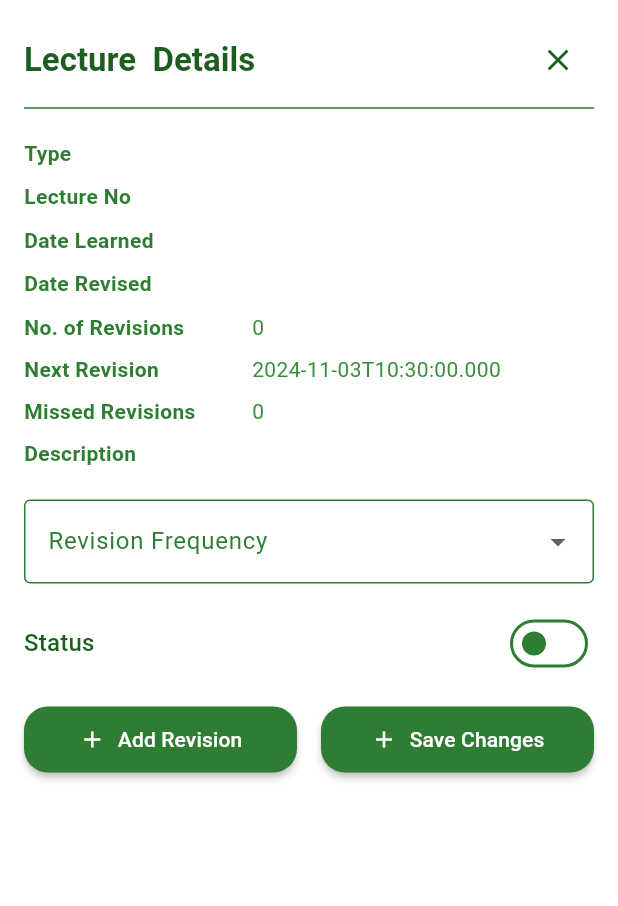
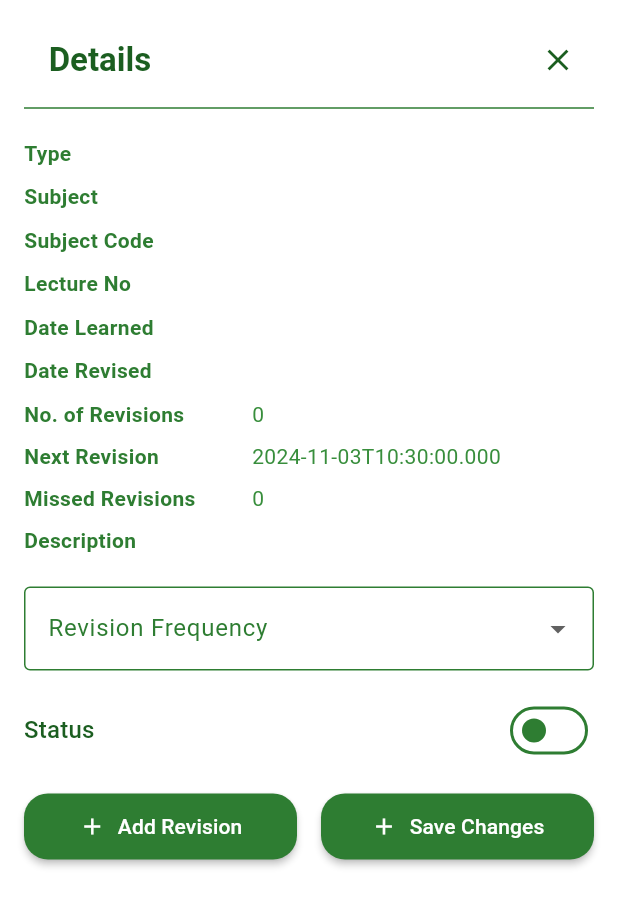
Before and after one commit to imnexerio/revix, a Flutter app: the LectureDetailsModal widget shown alone on an empty page, opened directly with empty values, on a phone screen of 412 x 824 dp. Shown: the top 906 px of the screen. Run offline on Flutter 3.47's test engine with Material 3 defaults, Android fonts, the phone set to English and light mode, and no system bars; our stand-ins replace firebase_auth, firebase_core, firebase_database, fl_chart, lottie, shared_preferences; accounts and stored records are empty; generated files the repository leaves out were written again.

Commit message:
details added

```diff
--- a/lib/SchedulePage/ScheduleTable.dart
+++ b/lib/SchedulePage/ScheduleTable.dart
@@ -38,6 +38,7 @@ class ScheduleTable extends StatelessWidget {
                   DataColumn(label: Text('Subject Code', style: TextStyle(color: Theme.of(context).textTheme.bodyLarge?.color))),
                   DataColumn(label: Text('Lecture No', style: TextStyle(color: Theme.of(context).textTheme.bodyLarge?.color))),
                   DataColumn(label: Text('Date Scheduled', style: TextStyle(color: Theme.of(context).textTheme.bodyLarge?.color))),
+                  DataColumn(label: Text('Date Learnt', style: TextStyle(color: Theme.of(context).textTheme.bodyLarge?.color))),
                 ],
                 rows: records.map((record) {
                   return DataRow(
@@ -46,6 +47,7 @@ class ScheduleTable extends StatelessWidget {
                       DataCell(Text(record['subject_code'], style: TextStyle(color: Theme.of(context).textTheme.bodyLarge?.color))),
                       DataCell(Text(record['lecture_no'], style: TextStyle(color: Theme.of(context).textTheme.bodyLarge?.color))),
                       DataCell(Text(record['date_scheduled'], style: TextStyle(color: Theme.of(context).textTheme.bodyLarge?.color))),
+                      DataCell(Text(record['date_learnt'], style: TextStyle(color: Theme.of(context).textTheme.bodyLarge?.color))),
                     ],
                     onSelectChanged: (_) => onSelect(context, record),
                   );
--- a/lib/widgets/LectureDetailsModal.dart
+++ b/lib/widgets/LectureDetailsModal.dart
@@ -51,7 +51,7 @@ class _LectureDetailsModalState extends State<LectureDetailsModal> {
               mainAxisAlignment: MainAxisAlignment.spaceBetween,
               children: [
                 Text(
-                  'Lecture ${widget.lectureNo} Details',
+                  '${widget.selectedSubject} ${widget.selectedSubjectCode} ${widget.lectureNo} Details',
                   style: Theme.of(context).textTheme.titleLarge,
                 ),
                 IconButton(
@@ -68,6 +68,8 @@ class _LectureDetailsModalState extends State<LectureDetailsModal> {
                   crossAxisAlignment: CrossAxisAlignment.start,
                   children: [
                     DetailRow(label: "Type", value: widget.details['lecture_type']),
+                    DetailRow(label: "Subject", value: widget.selectedSubject),
+                    DetailRow(label: "Subject Code", value: widget.selectedSubjectCode),
                     DetailRow(label: 'Lecture No', value: widget.lectureNo),
                     DetailRow(label: 'Date Learned', value: widget.details['date_learnt']),
                     DetailRow(label: 'Date Revised', value: widget.details['date_revised']),
```
